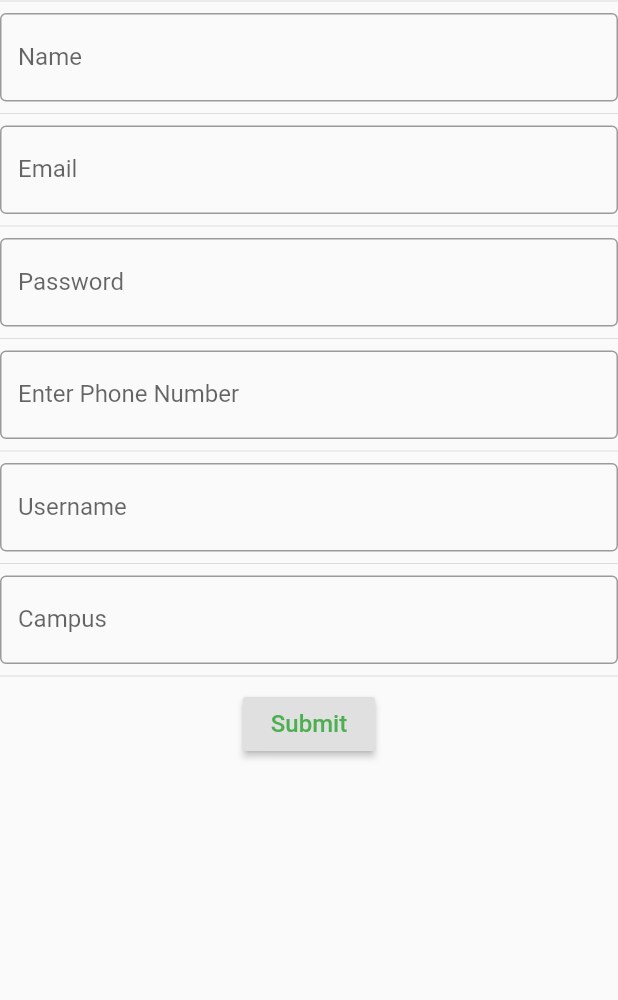
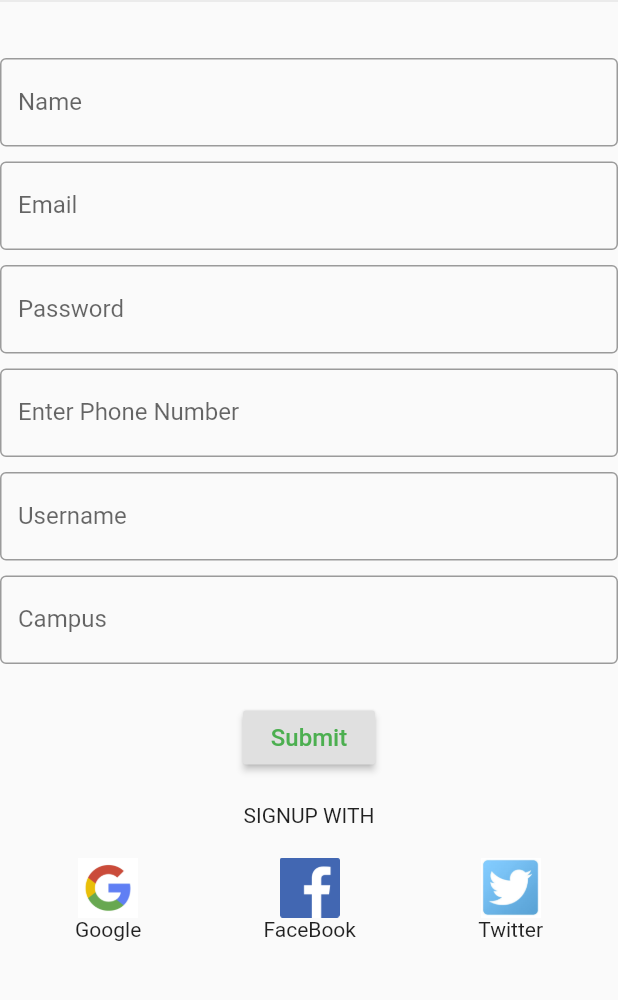
Before and after one commit to durrello/scholar_app, a Flutter app: the screen it shows after launch, on a phone screen of 412 x 824 dp, the part 161-1161 px from its top. Run offline on Flutter 3.47's test engine with Material 2 defaults, Android fonts, the phone set to English and light mode, and no system bars; our stand-ins replace hexcolor, rflutter_alert, settings_ui.

Commit message:
fixing bug and modification -added sign up and login social options -fixing overflow bug in sign up and login screen -adding date to personal details screen

```diff
--- a/lib/screens/signup.dart
+++ b/lib/screens/signup.dart
@@ -1,4 +1,5 @@
 import 'package:flutter/material.dart';
+import 'package:flutter/rendering.dart';
 import 'package:hexcolor/hexcolor.dart';
 import 'package:scholar_app/screens/login.dart';
 
@@ -10,7 +11,6 @@ class SignupScreen extends StatefulWidget {
   }
 
 }
-
 
 class SignupScreenState extends State<SignupScreen> {
   String email;
@@ -26,7 +26,9 @@ class SignupScreenState extends State<SignupScreen> {
 
 
   Widget _buildNameField() {
-    return TextFormField(
+    return Container(
+      margin: EdgeInsets.fromLTRB(0, 30, 0, 5),
+      child: TextFormField(
         decoration: InputDecoration(labelText: 'Name', border: OutlineInputBorder()),
         validator: (String value){
           if(value.isEmpty){
@@ -37,11 +39,14 @@ class SignupScreenState extends State<SignupScreen> {
           _name = value;
         },
 
+      ),
     );
   }
 
   Widget _buildEmailField() {
-    return TextFormField(
+    return Container(
+      margin: EdgeInsets.fromLTRB(0, 5, 0, 5),
+      child: TextFormField(
         decoration: InputDecoration(labelText: 'Email', border: OutlineInputBorder()),
         keyboardType: TextInputType.emailAddress,
         validator: (String value){
@@ -58,10 +63,14 @@ class SignupScreenState extends State<SignupScreen> {
         onChanged: (text){
           email = text;
         },
-    );  }
+      ),
+    );
+  }
 
   Widget _buildPhone() {
-    return TextFormField(
+    return Container(
+      margin: EdgeInsets.fromLTRB(0, 5, 0, 5),
+      child: TextFormField(
         decoration: InputDecoration(labelText: 'Enter Phone Number', border: OutlineInputBorder()),
         keyboardType: TextInputType.phone,
         // ignore: missing_return
@@ -73,10 +82,13 @@ class SignupScreenState extends State<SignupScreen> {
         onSaved: (String value){
           _phone = value;
         },
+      ),
     );  }
 
   Widget _buildPassword() {
-    return TextFormField(
+    return Container(
+      margin: EdgeInsets.fromLTRB(0, 5, 0, 5),
+      child: TextFormField(
         decoration: InputDecoration(labelText: 'Password', border: OutlineInputBorder()),
         keyboardType: TextInputType.visiblePassword,
         // ignore: missing_return
@@ -89,10 +101,13 @@ class SignupScreenState extends State<SignupScreen> {
           _password = value;
         },
 
+      ),
     );  }
 
   Widget _buildUsername() {
-    return TextFormField(
+    return Container(
+      margin: EdgeInsets.fromLTRB(0, 5, 0, 5),
+      child: TextFormField(
         decoration: InputDecoration(labelText: 'Username', border: OutlineInputBorder()),
         validator: (String value){
           if(value.isEmpty){
@@ -102,10 +117,13 @@ class SignupScreenState extends State<SignupScreen> {
         onSaved: (String value){
           _username = value;
         },
+      ),
     );  }
 
   Widget _buildCampus() {
-    return TextFormField(
+    return Container(
+      margin: EdgeInsets.fromLTRB(0, 5, 0, 5),
+      child: TextFormField(
         decoration: InputDecoration(labelText: 'Campus', border: OutlineInputBorder()),
         validator: (String value){
           if(value.isEmpty){
@@ -115,6 +133,7 @@ class SignupScreenState extends State<SignupScreen> {
         onSaved: (String value){
           _name = value;
         },
+      ),
     );  }
 
   @override
@@ -144,29 +163,31 @@ class SignupScreenState extends State<SignupScreen> {
                   // mainAxisAlignment: MainAxisAlignment.center,
                   children: [
                     _buildNameField(),
-                    Divider(),
                     _buildEmailField(),
-                    Divider(),
                     _buildPassword(),
-                    Divider(),
                     _buildPhone(),
-                    Divider(),
                     _buildUsername(),
-                    Divider(),
                     _buildCampus(),
-                    Divider(),
 
-                    RaisedButton(
+                    Container(
+                      margin: EdgeInsets.fromLTRB(0, 20, 0, 0),
+                      child: RaisedButton(
                         child: Text("Submit", style: TextStyle(color: Colors.green, fontSize: 16)),
                         onPressed: () => {
                           if(!_formkey.currentState.validate()){
 
                           }else{
                             _formkey.currentState.save(),
-                          Navigator.of(context).push(MaterialPageRoute(
+                            Navigator.of(context).pushReplacement(MaterialPageRoute(
                                 builder: (BuildContext context) => LoginScreen(email : email )))
                           }
-                      },)
+                        },),
+                    ),
+
+
+                    _buildConnectWith(),
+
+
                   ],
                 )),
           ],
@@ -176,3 +197,56 @@ class SignupScreenState extends State<SignupScreen> {
   }
 
 }
+
+
+
+
+Widget _buildConnectWith(){
+  return Container(
+    margin: EdgeInsets.fromLTRB(50, 0, 50, 0),
+    alignment: Alignment.center,
+    child: Column(
+      children: [
+        Container(
+            alignment: Alignment.center,
+            margin: EdgeInsets.all(20),
+            child: Text("SIGNUP WITH", textAlign: TextAlign.center,)),
+        Row(
+          children: [
+            InkWell(
+              onTap: () {} ,
+              child: Column(
+                children: [
+                  Image.asset('assets/images/gg.png', height: 40, width: 40,),
+                  Text("Google"),
+
+                ],
+              ),
+            ),
+
+            Spacer(),
+            InkWell(
+              onTap:() {},
+              child: Column(
+                children: [
+                  Image.asset('assets/images/fb.png', height: 40, width: 40,),
+                  Text("FaceBook"),
+                ],
+              ),
+            ),
+            Spacer(),
+            InkWell(
+              onTap:() {},
+              child: Column(
+                children: [
+                  Image.asset('assets/images/tt.jpeg', height: 40, width: 40,),
+                  Text("Twitter"),
+                ],
+              ),
+            ),
+          ],
+        ),
+      ],
+    ),
+  );
+}
```
Also changed, not shown: lib/screens/app_form/personal_info.dart (+54 -1 lines), lib/screens/home.dart (+3 -8 lines), lib/screens/login.dart (+64 -6 lines). Lines whose indentation alone changed are shown as unchanged.
